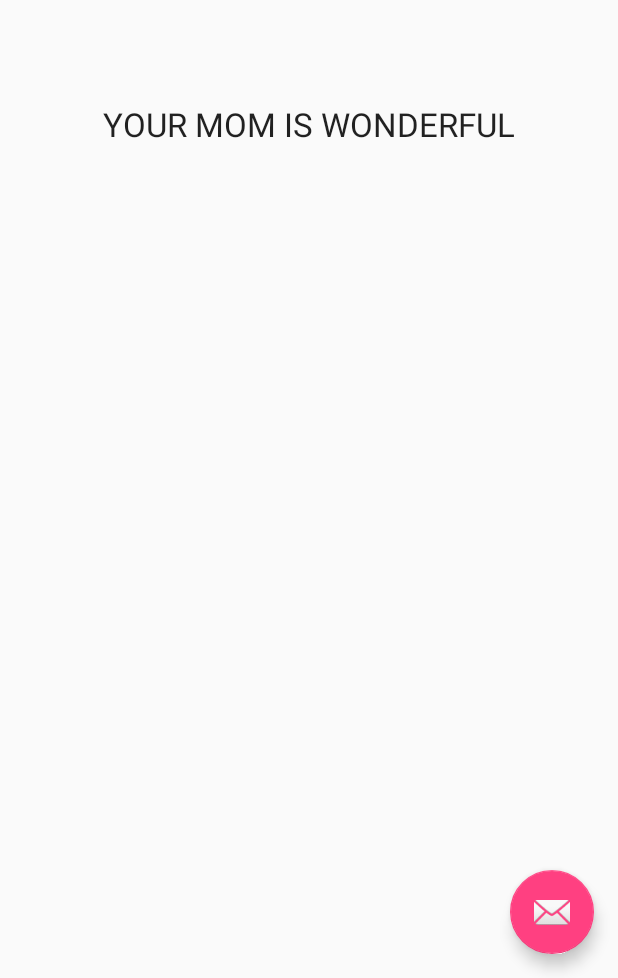
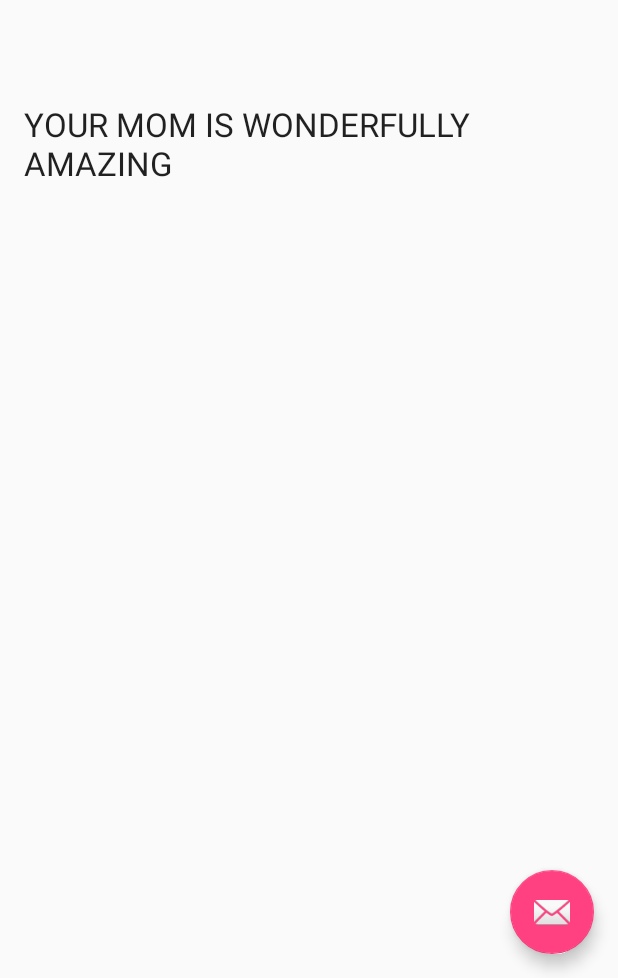
Before and after one commit to kaylebug1/Grade_Calculator, an Android app: the screen it shows after launch (MainActivity), on a phone screen of 412 x 824 dp, the part 258-1236 px from its top. Run offline under Robolectric (Android 15) with nearby library versions, the phone set to English and light mode, and no system bars.

Commit message:
Golden comment turned to be a little much.

```diff
--- a/app/src/main/res/layout/content_main.xml
+++ b/app/src/main/res/layout/content_main.xml
@@ -32,7 +32,7 @@
         android:layout_width="wrap_content"
         android:layout_height="wrap_content"
         android:textAppearance="?android:attr/textAppearanceLarge"
-        android:text="YOUR MOM IS WONDERFUL"
+        android:text="YOUR MOM IS WONDERFULLY AMAZING"
         android:id="@+id/textView3"
         android:layout_below="@+id/textView"
         android:layout_centerHorizontal="true"
```
